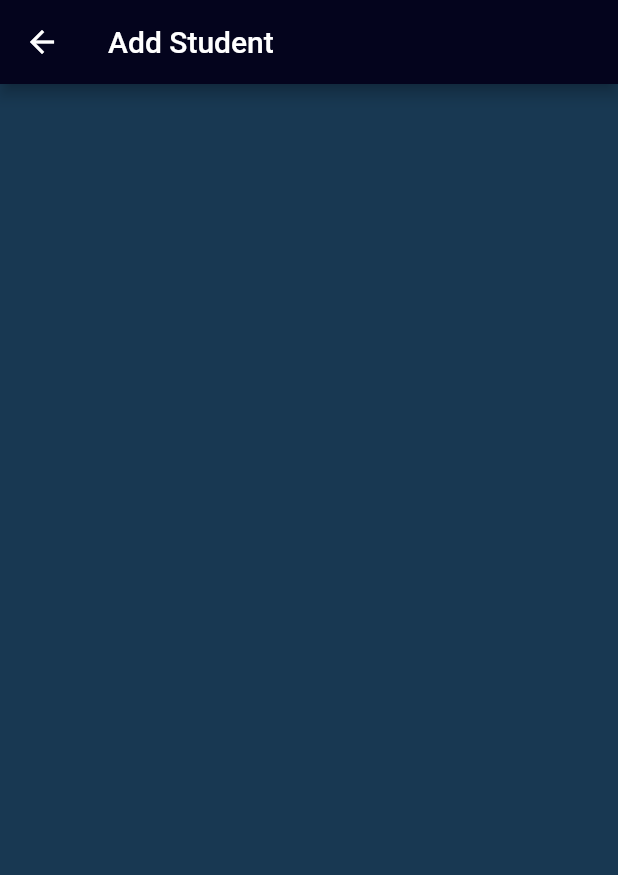
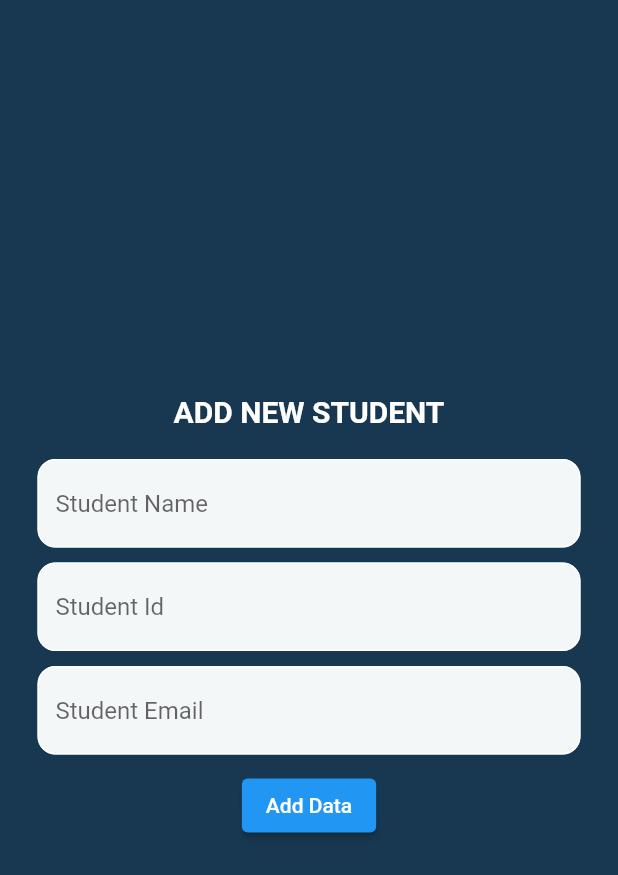
Before and after one commit to leylamatar/facerecognitionMobileApp, a Flutter app: the screen it shows once a user with an empty profile is signed in, after a tap on "Add New Student", on a phone screen of 412 x 824 dp. Shown: the top 875 px of the screen. Run offline on Flutter 3.47's test engine with Material 2 defaults, Android fonts, the light colour scheme and no system bars; our stand-ins replace cloud_firestore, firebase_auth, firebase_core, fluttertoast, image_picker; accounts and stored records are empty.

Commit message:
add/show Students

```diff
--- a/lib/src/screens/addstudent.dart
+++ b/lib/src/screens/addstudent.dart
@@ -1,9 +1,8 @@
 import 'package:flutter/material.dart';
 import 'dart:io';
-
 import 'package:flutter/material.dart';
 import 'package:image_picker/image_picker.dart';
-
+import 'package:fluttertoast/fluttertoast.dart';
 import 'package:cloud_firestore/cloud_firestore.dart';
 
 class AddStudentPage extends StatefulWidget {
@@ -12,17 +11,159 @@ class AddStudentPage extends StatefulWidget {
 }
 
 class _AddStudentPageState extends State<AddStudentPage> {
-  final _formKey = GlobalKey<FormState>();
-  final TextEditingController _nameController = TextEditingController();
-  final TextEditingController _emailController = TextEditingController();
+  final _nameController = TextEditingController();
+  final _idController = TextEditingController();
+  final _emailController = TextEditingController();
+
+  void showSuccessToast() {
+    Fluttertoast.showToast(
+      msg: "Data added successfully",
+      toastLength: Toast.LENGTH_SHORT,
+      gravity: ToastGravity.CENTER,
+      backgroundColor: Colors.green,
+      textColor: Colors.white,
+      fontSize: 16.0,
+    );
+  }
+
+  void showErrorToast() {
+    Fluttertoast.showToast(
+      msg: "Error adding data",
+      toastLength: Toast.LENGTH_SHORT,
+      gravity: ToastGravity.CENTER,
+      backgroundColor: Colors.red,
+      textColor: Colors.white,
+      fontSize: 16.0,
+    );
+  }
+
+  CollectionReference students =
+      FirebaseFirestore.instance.collection('students');
+
+  void adddata() async {
+    await students
+        .add({
+          "id": _idController.text.trim(),
+          "Name": _nameController.text.trim(),
+          "Email": _emailController.text.trim(),
+        })
+        .then((value) => showSuccessToast())
+        .catchError((error) => showErrorToast());
+  }
+
+  @override
+  void dispose() {
+    _nameController.dispose();
+    _emailController.dispose();
+    _idController.dispose();
+    super.dispose();
+  }
 
   @override
   Widget build(BuildContext context) {
     return Scaffold(
       backgroundColor: const Color.fromARGB(255, 24, 56, 82),
-      appBar: AppBar(
-        title: Text('Add Student'),
-        backgroundColor: Color.fromARGB(255, 4, 4, 29),
+      body: SafeArea(
+        child: Center(
+          child: SingleChildScrollView(
+            child: Column(
+              mainAxisAlignment: MainAxisAlignment.center,
+              children: [
+                //başlık
+                const Text(
+                  "ADD NEW STUDENT",
+                  style: TextStyle(
+                    fontWeight: FontWeight.bold,
+                    fontSize: 20,
+                    color: Colors.white,
+                  ),
+                ),
+                const SizedBox(height: 20),
+
+                //name
+                Padding(
+                  padding: const EdgeInsets.symmetric(horizontal: 25),
+                  child: TextFormField(
+                    controller: _nameController,
+                    validator: (value) {
+                      if (value == null || value.isEmpty) {
+                        return 'Please enter a name';
+                      }
+                      return null;
+                    },
+                    decoration: InputDecoration(
+                      enabledBorder: OutlineInputBorder(
+                        borderSide: const BorderSide(color: Colors.white),
+                        borderRadius: BorderRadius.circular(12),
+                      ),
+                      focusedBorder: OutlineInputBorder(
+                        borderSide: const BorderSide(
+                          color: Colors.black12,
+                        ),
+                        borderRadius: BorderRadius.circular(12),
+                      ),
+                      hintText: 'Student Name',
+                      fillColor: const Color.fromARGB(255, 244, 247, 248),
+                      filled: true,
+                    ),
+                  ),
+                ),
+                const SizedBox(height: 10),
+                //student id
+                Padding(
+                  padding: const EdgeInsets.symmetric(horizontal: 25),
+                  child: TextField(
+                    controller: _idController,
+                    decoration: InputDecoration(
+                      enabledBorder: OutlineInputBorder(
+                        borderSide: const BorderSide(color: Colors.white),
+                        borderRadius: BorderRadius.circular(12),
+                      ),
+                      focusedBorder: OutlineInputBorder(
+                        borderSide: const BorderSide(
+                          color: Colors.black12,
+                        ),
+                        borderRadius: BorderRadius.circular(12),
+                      ),
+                      hintText: 'Student Id',
+                      fillColor: const Color.fromARGB(255, 244, 247, 248),
+                      filled: true,
+                    ),
+                  ),
+                ),
+                const SizedBox(height: 10),
+                //student email
+                Padding(
+                  padding: const EdgeInsets.symmetric(horizontal: 25),
+                  child: TextField(
+                    controller: _emailController,
+                    decoration: InputDecoration(
+                      enabledBorder: OutlineInputBorder(
+                        borderSide: const BorderSide(color: Colors.white),
+                        borderRadius: BorderRadius.circular(12),
+                      ),
+                      focusedBorder: OutlineInputBorder(
+                        borderSide: const BorderSide(
+                          color: Colors.black12,
+                        ),
+                        borderRadius: BorderRadius.circular(12),
+                      ),
+                      hintText: 'Student Email',
+                      fillColor: const Color.fromARGB(255, 244, 247, 248),
+                      filled: true,
+                    ),
+                  ),
+                ),
+                const SizedBox(height: 10),
+                ElevatedButton(
+                    onPressed: () {
+                      adddata();
+                    },
+                    child: Text('Add Data'))
+              ],
+            ),
+          ),
+        ),
       ),
     );
   }
--- a/lib/src/screens/home.dart
+++ b/lib/src/screens/home.dart
@@ -1,3 +1,4 @@
+import 'package:facerecognition/src/screens/studentlist.dart';
 import 'package:firebase_auth/firebase_auth.dart';
 import 'package:flutter/material.dart';
 import 'addstudent.dart';
@@ -34,7 +35,7 @@ class _HomePageState extends State<HomePage> {
       backgroundColor: const Color.fromARGB(255, 24, 56, 82),
       body: Center(
         child: Padding(
-          padding: EdgeInsets.only(top: 30),
+          padding: const EdgeInsets.only(top: 30),
           child: SingleChildScrollView(
             child: Column(
               mainAxisAlignment: MainAxisAlignment.center,
@@ -47,7 +48,7 @@ class _HomePageState extends State<HomePage> {
                       color: Colors.white,
                       fontFamily: 'RobotoMono'),
                 ),
-                SizedBox(height: 30.0),
+                const SizedBox(height: 30.0),
                 ElevatedButton(
                   onPressed: () {},
                   child: Text('Take Attendance'),
@@ -55,7 +56,12 @@ class _HomePageState extends State<HomePage> {
                 ),
                 SizedBox(height: 20.0),
                 ElevatedButton(
-                  onPressed: () {},
+                  onPressed: () {
+                    Navigator.push(
+                      context,
+                      MaterialPageRoute(builder: (context) => showstudentPage()),
+                      );
+                  },
                   child: Text('Student List'),
                   style: sharedButtonStyle,
                 ),
--- a/lib/src/screens/login.dart
+++ b/lib/src/screens/login.dart
@@ -16,10 +16,15 @@ class _LoginPageState extends State<LoginPage> {
   final _passwordController = TextEditingController();
 
   Future signIn() async {
+
+    // Sign in with Firebase Auth
     await FirebaseAuth.instance.signInWithEmailAndPassword(
       email: _emailController.text.trim(),
       password: _passwordController.text.trim(),
+
+
     );
+
   }
 
   @override
--- a/pubspec.yaml
+++ b/pubspec.yaml
@@ -14,7 +14,7 @@ dependencies:
   firebase_auth: ^4.4.0
   cloud_firestore: ^4.5.1
   image_picker: ^0.8.7+4
-
+  fluttertoast: ^8.2.1
 
 dev_dependencies:
   flutter_test:
```
Also changed, not shown: lib/src/screens/studentlist.dart (added, +56 -0 lines), pubspec.lock.
